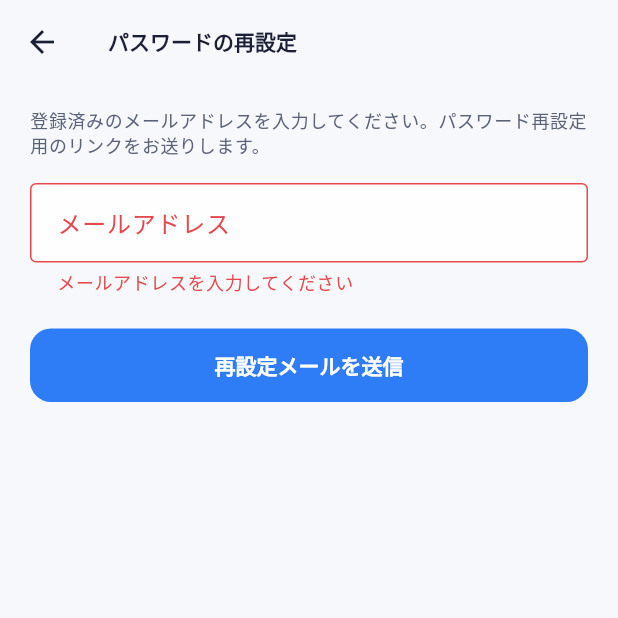
After one commit to sousouKOZ/BicycleGoApp, a Flutter app: the PasswordResetPage screen opened directly, after a tap on "再設定メールを送信", on a phone screen of 412 x 824 dp, the top half of it. The commit adds this screen. Run offline on Flutter 3.47's test engine with Material 3 defaults, Android fonts, the phone set to English and light mode, and no system bars; our stand-ins replace firebase_core, firebase_messaging, flutter_riverpod, geolocator, google_fonts, google_maps_flutter and 2 more; accounts and stored records are empty; network calls fail.

Commit message:
ログイン/アカウント機能 Phase 2: パスワード再設定（ディープリンク）
メールのリンクからパスワードを再設定できるフローを追加。確認メール(Confirm
email)は OFF のままで、再設定のみ対応。

- ネイティブ scheme 登録（io.supabase.bicyclego://login-callback）
  - AndroidManifest: MainActivity に VIEW intent-filter 追加
  - iOS Info.plist: CFBundleURLTypes 追加
  - あわせて FCM 移行で不要になった flutter_local_notifications の
    receiver と SCHEDULE_EXACT_ALARM 等の未使用パーミッションを掃除
- AuthController: sendPasswordReset(resetPasswordForEmail) / updatePassword 追加
- presentation: password_reset_page（再設定メール申請）/
  set_new_password_page（復元後の新パスワード設定）
- app.dart: rootNavigatorKey を MaterialApp に付与し、passwordRecovery
  イベントで SetNewPasswordPage を最前面に push
- email_login_page: 「パスワードを忘れた場合」リンク追加

サーバ側で別途必要: SMTP 設定、クラウド Redirect URLs に
io.supabase.bicyclego://login-callback 追加

```diff
--- /dev/null
+++ b/lib/features/auth/presentation/password_reset_page.dart
@@ -0,0 +1,128 @@
+import 'package:flutter/material.dart';
+import 'package:flutter_riverpod/flutter_riverpod.dart';
+import 'package:supabase_flutter/supabase_flutter.dart';
+
+import '../providers/auth_controller.dart';
+
+/// パスワード再設定メールを申請する画面。
+/// メールアドレスを入力 → 再設定リンク付きメールを送信。
+/// リンクを開くと SDK が passwordRecovery を発火し、SetNewPasswordPage に遷移する。
+class PasswordResetPage extends ConsumerStatefulWidget {
+  const PasswordResetPage({super.key});
+
+  @override
+  ConsumerState<PasswordResetPage> createState() => _PasswordResetPageState();
+}
+
+class _PasswordResetPageState extends ConsumerState<PasswordResetPage> {
+  final _formKey = GlobalKey<FormState>();
+  String _email = '';
+  bool _busy = false;
+  bool _sent = false;
+  String? _error;
+
+  Future<void> _submit() async {
+    if (!_formKey.currentState!.validate()) return;
+    setState(() {
+      _busy = true;
+      _error = null;
+    });
+    try {
+      await ref.read(authControllerProvider).sendPasswordReset(_email.trim());
+      if (mounted) setState(() => _sent = true);
+    } on AuthException catch (_) {
+      setState(() => _error = '送信に失敗しました。メールアドレスをご確認ください。');
+    } catch (_) {
+      setState(() => _error = '通信に失敗しました。しばらくして再度お試しください。');
+    } finally {
+      if (mounted) setState(() => _busy = false);
+    }
+  }
+
+  @override
+  Widget build(BuildContext context) {
+    final theme = Theme.of(context);
+    return Scaffold(
+      appBar: AppBar(title: const Text('パスワードの再設定')),
+      body: SafeArea(
+        child: ListView(
+          padding: const EdgeInsets.fromLTRB(20, 16, 20, 28),
+          children: [
+            if (_sent) ...[
+              Icon(Icons.mark_email_read_outlined,
+                  size: 48, color: theme.colorScheme.primary),
+              const SizedBox(height: 16),
+              Text(
+                '再設定メールを送信しました',
+                style: theme.textTheme.titleMedium
+                    ?.copyWith(fontWeight: FontWeight.w800),
+                textAlign: TextAlign.center,
+              ),
+              const SizedBox(height: 8),
+              Text(
+                '$_email 宛のメールに記載されたリンクを開いて、'
+                '新しいパスワードを設定してください。'
+                'メールが届かない場合は迷惑メールフォルダもご確認ください。',
+                style: theme.textTheme.bodySmall?.copyWith(height: 1.5),
+              ),
+            ] else ...[
+              Text(
+                '登録済みのメールアドレスを入力してください。'
+                'パスワード再設定用のリンクをお送りします。',
+                style: theme.textTheme.bodySmall?.copyWith(height: 1.4),
+              ),
+              const SizedBox(height: 16),
+              Form(
+                key: _formKey,
+                child: Column(
+                  crossAxisAlignment: CrossAxisAlignment.stretch,
+                  children: [
+                    TextFormField(
+                      initialValue: _email,
+                      keyboardType: TextInputType.emailAddress,
+                      autocorrect: false,
+                      textInputAction: TextInputAction.done,
+                      decoration: const InputDecoration(
+                        labelText: 'メールアドレス',
+                        border: OutlineInputBorder(),
+                      ),
+                      validator: (v) {
+                        final s = v?.trim() ?? '';
+                        if (s.isEmpty) return 'メールアドレスを入力してください';
+                        if (!s.contains('@')) return 'メールアドレスの形式が正しくありません';
+                        return null;
+                      },
+                      onChanged: (v) => _email = v,
+                      onFieldSubmitted: (_) => _submit(),
+                    ),
+                    if (_error != null) ...[
+                      const SizedBox(height: 12),
+                      Text(
+                        _error!,
+                        style: theme.textTheme.bodySmall?.copyWith(
+                          color: theme.colorScheme.error,
+                        ),
+                      ),
+                    ],
+                    const SizedBox(height: 22),
+                    ElevatedButton(
+                      onPressed: _busy ? null : _submit,
+                      child: _busy
+                          ? const SizedBox(
+                              height: 20,
+                              width: 20,
+                              child:
+                                  CircularProgressIndicator(strokeWidth: 2),
+                            )
+                          : const Text('再設定メールを送信'),
+                    ),
+                  ],
+                ),
+              ),
+            ],
+          ],
+        ),
+      ),
+    );
+  }
+}
--- a/lib/features/auth/providers/auth_providers.dart
+++ b/lib/features/auth/providers/auth_providers.dart
@@ -1,3 +1,4 @@
+import 'package:flutter/widgets.dart';
 import 'package:flutter_riverpod/flutter_riverpod.dart';
 import 'package:shared_preferences/shared_preferences.dart';
 import 'package:supabase_flutter/supabase_flutter.dart';
@@ -7,6 +8,11 @@ import '../domain/account_status.dart';
 
 /// アプリのトップレベルで表示すべき画面。
 enum AppGate { onboarding, authLanding, home }
+
+/// MaterialApp の Navigator にアタッチするキー。
+/// パスワード再設定リンク（passwordRecovery）など、ウィジェット context の外から
+/// 画面遷移したいケースで使う。
+final rootNavigatorKey = GlobalKey<NavigatorState>();
 
 /// Supabase の認証状態ストリーム。サインイン/アウト/トークン更新で発火する。
 final authStateProvider = StreamProvider<AuthState>((ref) {
```
Also changed, not shown: lib/app.dart (+13 -0 lines), lib/features/auth/presentation/email_login_page.dart (+12 -0 lines), lib/features/auth/presentation/set_new_password_page.dart (added, +114 -0 lines), lib/features/auth/providers/auth_controller.dart (+14 -0 lines), 2 other files.
